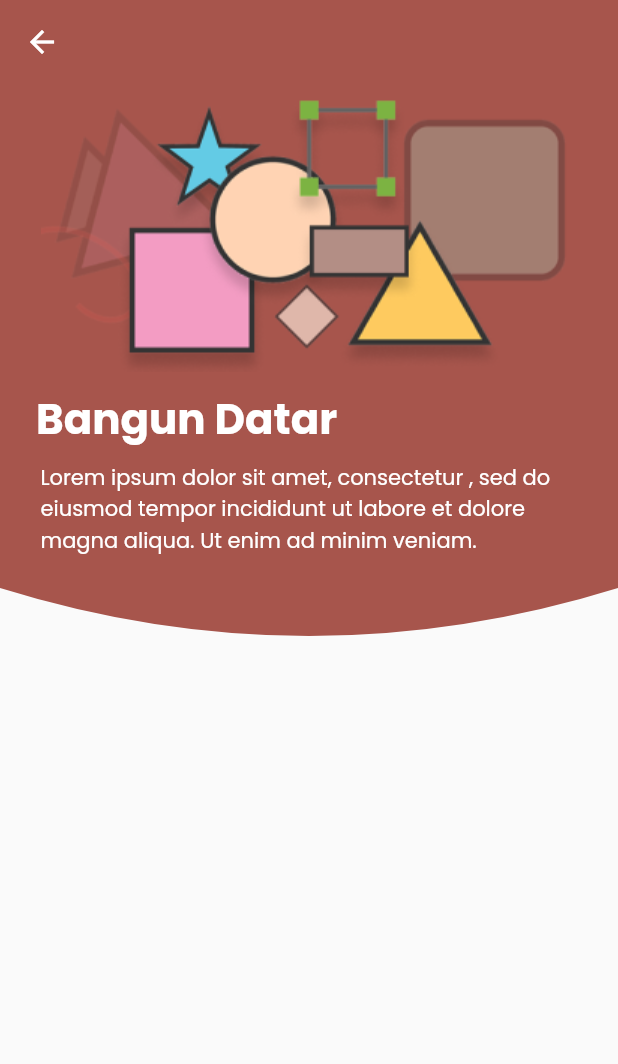
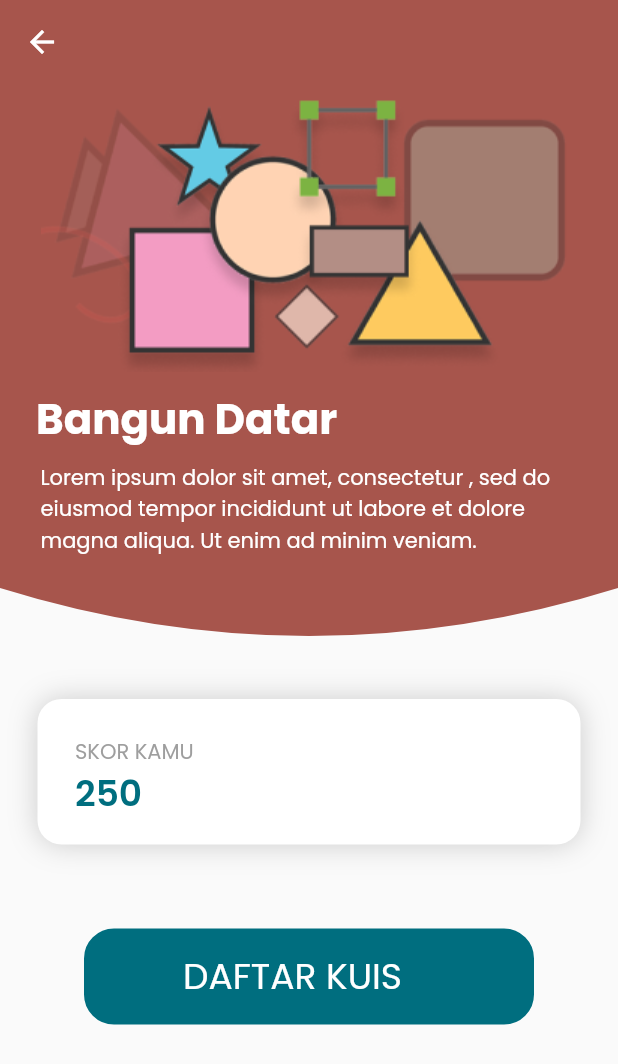
Before and after one commit to alyafi0899/mathapp, a Flutter app: the Enroll screen opened by its route, on a phone screen of 412 x 824 dp. Shown: the top 1064 px of the screen. Run offline on Flutter 3.47's test engine with Material 2 defaults, Android fonts, the light colour scheme and no system bars; our stand-ins replace google_fonts.

Commit message:
Merge branch 'main' of https://github.com/alyafi0899/mathapp

```diff
--- a/lib/enroll_quiz/enrol_quiz.dart
+++ b/lib/enroll_quiz/enrol_quiz.dart
@@ -18,6 +18,8 @@ class _Enroll extends State<Enroll> {
         backgroundColor: Color.fromARGB(255, 167, 85, 76),
         elevation: 0,
       ),
+
+// ---------------------------------- FRAME HEADER ---------------------------------- //
       body: ListView(
         children: [
           ClipPath(
@@ -69,9 +71,102 @@ class _Enroll extends State<Enroll> {
               // width: Get.width, tidak bisa digunakan
               color: Color.fromARGB(255, 167, 85, 76),
             ),
-          )
-        ],
-      ),
+          ),
+ // ---------------------------------- FRAME HEADER ---------------------------------- //
+        Container(
+          margin: EdgeInsets.fromLTRB(25, 10, 25, 0),
+          decoration: BoxDecoration(
+            color: Colors.white,
+            borderRadius: BorderRadius.circular(16),
+            boxShadow: [
+              BoxShadow(
+                blurRadius: 16,
+                color: Color.fromARGB(127, 158, 158, 158)
+              )
+            ]
+          ),
+          child: Row(
+            crossAxisAlignment: CrossAxisAlignment.center,
+            children: [
+              Stack(
+                children: [
+                  Container(
+                    padding: EdgeInsets.fromLTRB(25, 25, 5, 5),
+                    child: Text(
+                      'SKOR KAMU',
+                      style: Labellarge.copyWith(
+                        color: Colors.grey,
+
+                      ),
+
+                    ),
+                  ),
+
+                  Container(
+                    padding: EdgeInsets.fromLTRB(25, 45, 5, 16),
+                    child: Text(
+                      '250',
+                      style: headlinesmall.copyWith(
+                        color: kprimeColor,
+                        fontWeight: FontWeight.w600
+                      ),
+
+                    ),
+                  )
+                ],
+              ),
+
+            ],
+
+          ),
+
+        ),
+        InkWell(
+                child: Container(
+                  padding: const EdgeInsets.all(56),
+                  child: Container(
+                    padding: const EdgeInsets.fromLTRB(20, 10, 20, 10),
+                    // 2
+                    constraints: const BoxConstraints.expand(
+                      width: 150,
+                      height: 64,
+                    ),
+                    child: Row(
+                      children: [
+                        Container(
+                          height: 28,
+                          width: 28,
+                        ),
+                        const SizedBox(
+                          width: 16,
+                        ),
+                        Text(
+                          "DAFTAR KUIS",
+                          textAlign: TextAlign.center,
+                          style: headlinesmall.copyWith(
+                              color: Colors.white),
+                        ),
+                      ],
+                    ),
+                    decoration: BoxDecoration(
+                      color: kprimeColor,
+                      border: Border.all(
+                          width: 2,
+                          color: const Color.fromARGB(255, 0, 110, 127)),
+                      borderRadius:
+                          const BorderRadius.all(Radius.circular(20.0)),
+                    ),
+                  ),
+                ),
+                onTap: () {
+                  Navigator.pushNamed(context, '/enroll');
+                },
+              ),
+        ]
+        ),
+
+
+
 
       // SingleChildScrollView(
       //   child: Container(
```
